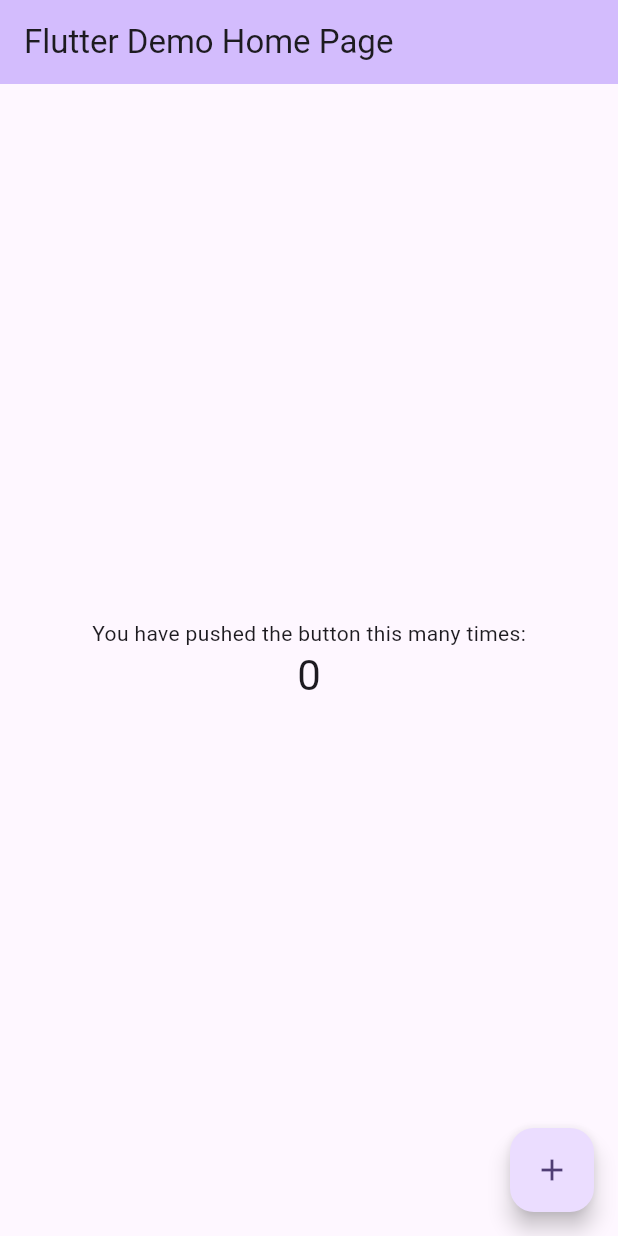
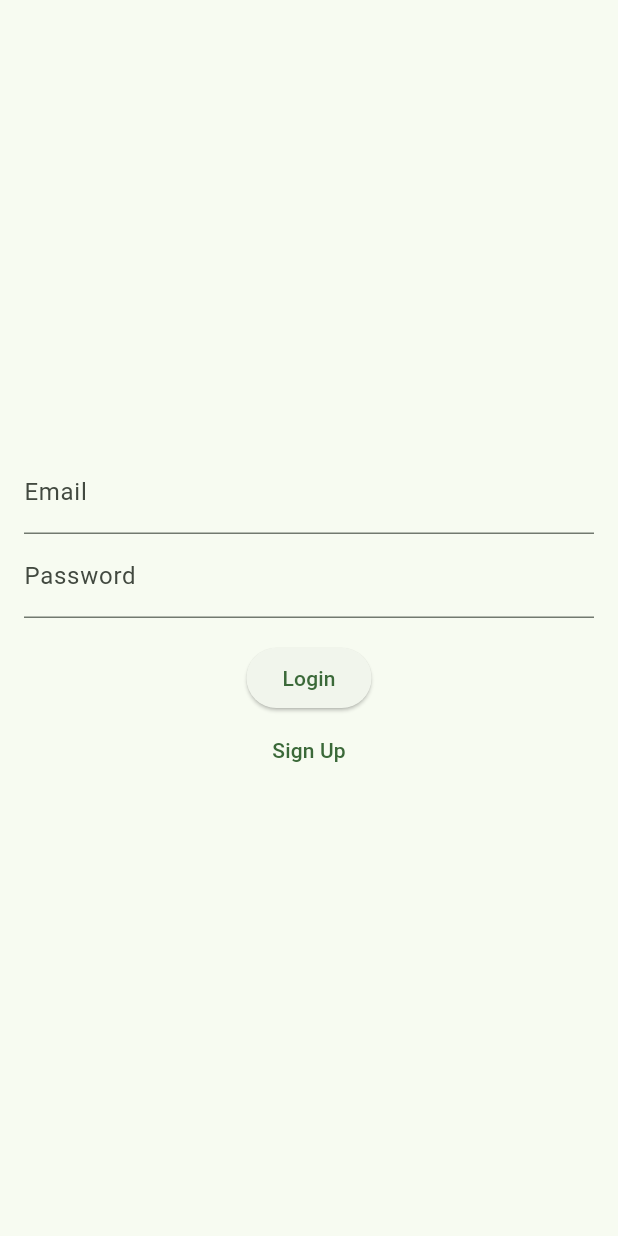
Before and after one commit to MollahHamza/HDC2, a Flutter app: the screen it shows after launch, on a phone screen of 412 x 824 dp. Run offline on Flutter 3.47's test engine with Material 3 defaults, Android fonts, the phone set to English and light mode, and no system bars; our stand-ins replace cloud_firestore, file_picker, firebase_auth, firebase_core, firebase_storage; accounts and stored records are empty.

Commit message:
Initial Flutter project for HDC

```diff
--- a/lib/main.dart
+++ b/lib/main.dart
@@ -1,125 +1,37 @@
 import 'package:flutter/material.dart';
+import 'package:firebase_core/firebase_core.dart';
+import 'package:provider/provider.dart';
+import 'services/auth_service.dart';
+import 'screens/login_screen.dart';
+import 'screens/home_screen.dart';
 
-void main() {
-  runApp(const MyApp());
+void main() async {
+  WidgetsFlutterBinding.ensureInitialized();
+  await Firebase.initializeApp();
+  runApp(
+    MultiProvider(
+      providers: [
+        Provider<AuthService>(create: (_) => AuthService()),
+      ],
+      child: const MyApp(),
+    ),
+  );
 }
 
 class MyApp extends StatelessWidget {
   const MyApp({super.key});
 
-  // This widget is the root of your application.
   @override
   Widget build(BuildContext context) {
+    final auth = Provider.of<AuthService>(context);
     return MaterialApp(
-      title: 'Flutter Demo',
+      debugShowCheckedModeBanner: false,
+      title: 'HDC Clinic',
       theme: ThemeData(
-        // This is the theme of your application.
-        //
-        // TRY THIS: Try running your application with "flutter run". You'll see
-        // the application has a purple toolbar. Then, without quitting the app,
-        // try changing the seedColor in the colorScheme below to Colors.green
-        // and then invoke "hot reload" (save your changes or press the "hot
-        // reload" button in a Flutter-supported IDE, or press "r" if you used
-        // the command line to start the app).
-        //
-        // Notice that the counter didn't reset back to zero; the application
-        // state is not lost during the reload. To reset the state, use hot
-        // restart instead.
-        //
-        // This works for code too, not just values: Most code changes can be
-        // tested with just a hot reload.
-        colorScheme: ColorScheme.fromSeed(seedColor: Colors.deepPurple),
+        colorScheme: ColorScheme.fromSeed(seedColor: Colors.green),
         useMaterial3: true,
       ),
-      home: const MyHomePage(title: 'Flutter Demo Home Page'),
+      home: auth.currentUser == null ? const LoginScreen() : const HomeScreen(),
     );
   }
 }
-
-class MyHomePage extends StatefulWidget {
-  const MyHomePage({super.key, required this.title});
-
-  // This widget is the home page of your application. It is stateful, meaning
-  // that it has a State object (defined below) that contains fields that affect
-  // how it looks.
-
-  // This class is the configuration for the state. It holds the values (in this
-  // case the title) provided by the parent (in this case the App widget) and
-  // used by the build method of the State. Fields in a Widget subclass are
-  // always marked "final".
-
-  final String title;
-
-  @override
-  State<MyHomePage> createState() => _MyHomePageState();
-}
-
-class _MyHomePageState extends State<MyHomePage> {
-  int _counter = 0;
-
-  void _incrementCounter() {
-    setState(() {
-      // This call to setState tells the Flutter framework that something has
-      // changed in this State, which causes it to rerun the build method below
-      // so that the display can reflect the updated values. If we changed
-      // _counter without calling setState(), then the build method would not be
-      // called again, and so nothing would appear to happen.
-      _counter++;
-    });
-  }
-
-  @override
-  Widget build(BuildContext context) {
-    // This method is rerun every time setState is called, for instance as done
-    // by the _incrementCounter method above.
-    //
-    // The Flutter framework has been optimized to make rerunning build methods
-    // fast, so that you can just rebuild anything that needs updating rather
-    // than having to individually change instances of widgets.
-    return Scaffold(
-      appBar: AppBar(
-        // TRY THIS: Try changing the color here to a specific color (to
-        // Colors.amber, perhaps?) and trigger a hot reload to see the AppBar
-        // change color while the other colors stay the same.
-        backgroundColor: Theme.of(context).colorScheme.inversePrimary,
-        // Here we take the value from the MyHomePage object that was created by
-        // the App.build method, and use it to set our appbar title.
-        title: Text(widget.title),
-      ),
-      body: Center(
-        // Center is a layout widget. It takes a single child and positions it
-        // in the middle of the parent.
-        child: Column(
-          // Column is also a layout widget. It takes a list of children and
-          // arranges them vertically. By default, it sizes itself to fit its
-          // children horizontally, and tries to be as tall as its parent.
-          //
-          // Column has various properties to control how it sizes itself and
-          // how it positions its children. Here we use mainAxisAlignment to
-          // center the children vertically; the main axis here is the vertical
-          // axis because Columns are vertical (the cross axis would be
-          // horizontal).
-          //
-          // TRY THIS: Invoke "debug painting" (choose the "Toggle Debug Paint"
-          // action in the IDE, or press "p" in the console), to see the
-          // wireframe for each widget.
-          mainAxisAlignment: MainAxisAlignment.center,
-          children: <Widget>[
-            const Text(
-              'You have pushed the button this many times:',
-            ),
-            Text(
-              '$_counter',
-              style: Theme.of(context).textTheme.headlineMedium,
-            ),
-          ],
-        ),
-      ),
-      floatingActionButton: FloatingActionButton(
-        onPressed: _incrementCounter,
-        tooltip: 'Increment',
-        child: const Icon(Icons.add),
-      ), // This trailing comma makes auto-formatting nicer for build methods.
-    );
-  }
-}
--- /dev/null
+++ b/lib/screens/login_screen.dart
@@ -0,0 +1,57 @@
+import 'package:flutter/material.dart';
+import 'package:provider/provider.dart';
+import '../services/auth_service.dart';
+import 'signup_screen.dart';
+import 'home_screen.dart';
+
+class LoginScreen extends StatefulWidget {
+  const LoginScreen({super.key});
+
+  @override
+  State<LoginScreen> createState() => _LoginScreenState();
+}
+
+class _LoginScreenState extends State<LoginScreen> {
+  final emailCtrl = TextEditingController();
+  final passCtrl = TextEditingController();
+  String? error;
+
+  @override
+  Widget build(BuildContext context) {
+    final auth = Provider.of<AuthService>(context, listen: false);
+    return Scaffold(
+      body: Padding(
+        padding: const EdgeInsets.all(16),
+        child: Column(
+          mainAxisAlignment: MainAxisAlignment.center,
+          children: [
+            TextField(controller: emailCtrl, decoration: const InputDecoration(labelText: 'Email')),
+            TextField(controller: passCtrl, decoration: const InputDecoration(labelText: 'Password'), obscureText: true),
+            const SizedBox(height: 16),
+            ElevatedButton(
+              onPressed: () async {
+                String? res = await auth.login(emailCtrl.text, passCtrl.text);
+                if (!mounted) return;
+                if (res != null) {
+                  setState(() => error = res);
+                } else {
+                  Navigator.pushReplacement(
+                    context,
+                    MaterialPageRoute(builder: (_) => const HomeScreen()),
+                  );
+                }
+              },
+              child: const Text('Login'),
+            ),
+            TextButton(
+              onPressed: () => Navigator.push(
+                  context, MaterialPageRoute(builder: (_) => const SignupScreen())),
+              child: const Text('Sign Up'),
+            ),
+            if (error != null) Text(error!, style: const TextStyle(color: Colors.red)),
+          ],
+        ),
+      ),
+    );
+  }
+}
--- /dev/null
+++ b/lib/services/auth_service.dart
@@ -0,0 +1,52 @@
+import 'package:firebase_auth/firebase_auth.dart';
+import 'package:cloud_firestore/cloud_firestore.dart';
+
+class AuthService {
+  final FirebaseAuth _auth = FirebaseAuth.instance;
+  final FirebaseFirestore _firestore = FirebaseFirestore.instance;
+
+  // Sign up patient
+  Future<String?> signUp(String name, String email, String password) async {
+    try {
+      UserCredential cred = await _auth.createUserWithEmailAndPassword(
+        email: email,
+        password: password,
+      );
+      await _firestore.collection('users').doc(cred.user!.uid).set({
+        'uid': cred.user!.uid,
+        'name': name,
+        'email': email,
+        'role': 'patient', // default role
+      });
+      return null;
+    } on FirebaseAuthException catch (e) {
+      return e.message;
+    }
+  }
+
+  // Login
+  Future<String?> login(String email, String password) async {
+    try {
+      await _auth.signInWithEmailAndPassword(email: email, password: password);
+      return null;
+    } on FirebaseAuthException catch (e) {
+      return e.message;
+    }
+  }
+
+  // Logout
+  Future<void> logout() async {
+    await _auth.signOut();
+  }
+
+  // Current user
+  User? get currentUser => _auth.currentUser;
+
+  // Get user role
+  Future<String?> getRole() async {
+    if (_auth.currentUser == null) return null;
+    DocumentSnapshot doc =
+        await _firestore.collection('users').doc(_auth.currentUser!.uid).get();
+    return doc['role'] as String?;
+  }
+}
--- a/pubspec.yaml
+++ b/pubspec.yaml
@@ -35,6 +35,12 @@ dependencies:
   # The following adds the Cupertino Icons font to your application.
   # Use with the CupertinoIcons class for iOS style icons.
   cupertino_icons: ^1.0.6
+  firebase_core: ^3.4.0
+  firebase_auth: ^5.2.0
+  cloud_firestore: ^5.4.0
+  firebase_storage: ^12.2.0
+  provider: ^6.1.5+1
+  file_picker: ^5.0.1
 
 dev_dependencies:
   flutter_test:
```
Also changed, not shown: lib/screens/doctor_home_screen.dart (added, +15 -0 lines), lib/screens/drug_store_screen.dart (added, +76 -0 lines), lib/screens/home_screen.dart (added, +40 -0 lines), lib/screens/patient_home_screen.dart (added, +106 -0 lines), lib/screens/report_upload_screen.dart (added, +80 -0 lines), lib/screens/signup_screen.dart (added, +53 -0 lines), lib/screens/view_report_screen.dart (added, +48 -0 lines), firebase.json (added), lib/firebase_options.dart (added), pubspec.lock, 6 other files.
